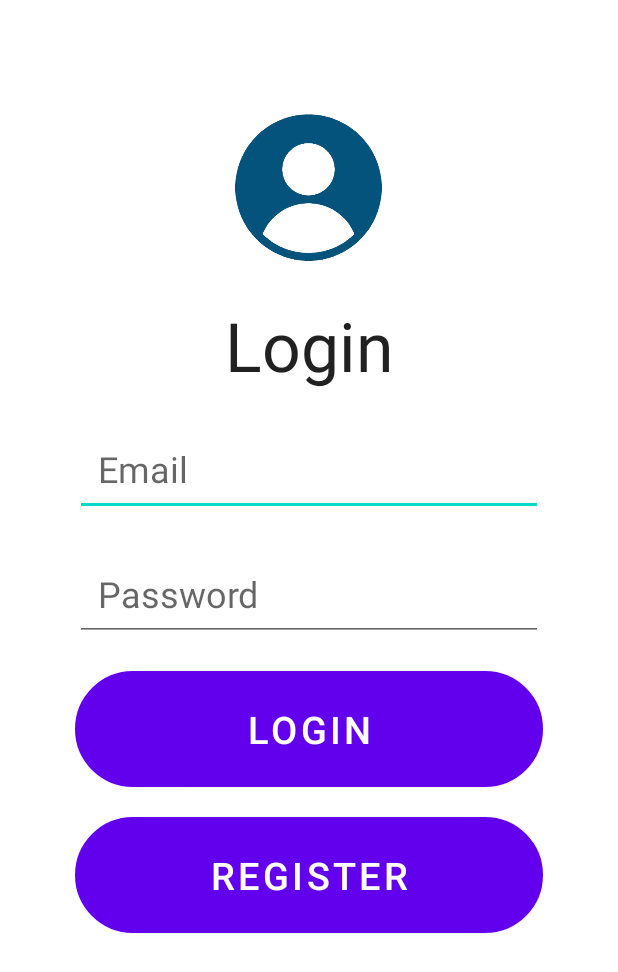
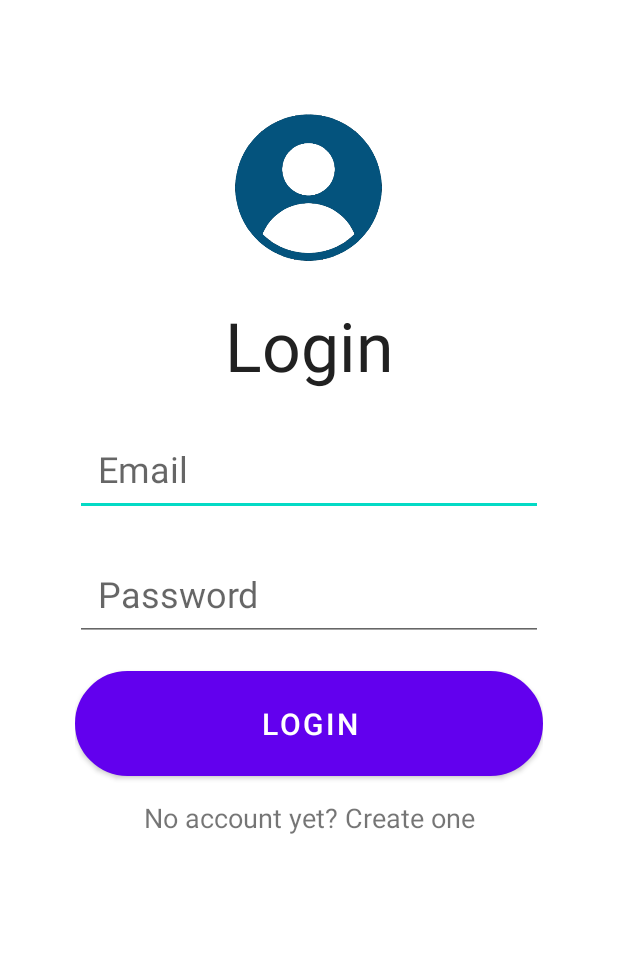
Before and after one commit to Cyber-Labs9/Krishna_Aqua, an Android app: the screen it shows after launch (Login), on a phone screen of 412 x 824 dp. Shown: the top 972 px of the screen. Run offline under Robolectric (Android 15) with nearby library versions, the light colour scheme and no system bars; 3 statements that could not run were skipped.

Commit message:
Krishna Aqua

```diff
--- a/app/src/main/java/com/ka/krishnaaqua/MainActivity.java
+++ b/app/src/main/java/com/ka/krishnaaqua/MainActivity.java
@@ -7,25 +7,23 @@ import android.os.Bundle;
 import android.os.Handler;
 import android.view.WindowManager;
 
-import com.ka.krishnaaqua.databinding.ActivityMainBinding;
+import com.ka.krishnaaqua.auth.Login;
 
 public class MainActivity extends AppCompatActivity {
 
     public static int Splash_Screen_Timeout = 4000;
 
+    @SuppressWarnings("deprecation")
     @Override
     protected void onCreate(Bundle savedInstanceState) {
         super.onCreate(savedInstanceState);
         getWindow().setFlags(WindowManager.LayoutParams.FLAG_FULLSCREEN,WindowManager.LayoutParams.FLAG_FULLSCREEN);
         setContentView(R.layout.activity_main);
 
-       new Handler().postDelayed(new Runnable() {
-           @Override
-           public void run() {
-               Intent log = new Intent(MainActivity.this,Login.class);
-               startActivity(log);
-               finish();
-           }
+       new Handler().postDelayed(() -> {
+           Intent log = new Intent(MainActivity.this, Login.class);
+           startActivity(log);
+           finish();
        },Splash_Screen_Timeout);
 
 
--- /dev/null
+++ b/app/src/main/java/com/ka/krishnaaqua/SessionManagement.java
@@ -0,0 +1,30 @@
+package com.ka.krishnaaqua;
+
+import android.content.Context;
+import android.content.SharedPreferences;
+
+public class SessionManagement {
+
+    SharedPreferences sharedPreferences;
+    SharedPreferences.Editor editor;
+    String SHARED_PREF_NAME = "session";
+    String SESSION_KEY = "session_user";
+
+    public SessionManagement(Context context){
+        sharedPreferences = context.getSharedPreferences(SHARED_PREF_NAME,Context.MODE_PRIVATE);
+        editor = sharedPreferences.edit();
+    }
+    public void saveSession(User user){
+//            Save the session of the user who logged in
+        int id = user.getId();
+
+        editor.putInt(SESSION_KEY,id).commit();
+    }
+
+    public int getSession(){
+//        return user whose session is saved
+
+        return sharedPreferences.getInt(SESSION_KEY,-1);
+    }
+
+}
--- a/app/src/main/java/com/ka/krishnaaqua/Login.java
+++ b/app/src/main/java/com/ka/krishnaaqua/auth/Login.java
@@ -1,8 +1,7 @@
-package com.ka.krishnaaqua;
+package com.ka.krishnaaqua.auth;
 
 import android.content.Context;
 import android.content.Intent;
-import android.content.SharedPreferences;
 import android.os.Bundle;
 import android.text.TextUtils;
 import android.util.Log;
@@ -10,6 +9,10 @@ import android.view.View;
 
 import androidx.appcompat.app.AppCompatActivity;
 
+import com.ka.krishnaaqua.SessionManagement;
+import com.ka.krishnaaqua.User;
+import com.ka.krishnaaqua.dashboard.Home;
+import com.ka.krishnaaqua.R;
 import com.ka.krishnaaqua.databinding.ActivityLoginBinding;
 import com.ka.krishnaaqua.network.Api;
 import com.ka.krishnaaqua.network.AppConfig;
@@ -61,6 +64,23 @@ public class Login extends AppCompatActivity {
 
     }
 
+    @Override
+    protected void onStart() {
+        super.onStart();
+//        Check if user logged in
+//        if yes then move to dashboard
+        SessionManagement sessionManagement = new SessionManagement(Login.this);
+        int UsedId = sessionManagement.getSession();
+
+        if (UsedId == -1){
+            MoveToActivity();
+        }else{
+//            Do Nothing
+        }
+
+
+    }
+
     private void doLogin(String email, String password) {
         Retrofit retrofit = AppConfig.getRetrofit();
         Api service = retrofit.create(Api.class);
@@ -76,9 +96,12 @@ public class Login extends AppCompatActivity {
 
                     if(!serverResponse.getError()){
                         Config.showToast(context,serverResponse.getMessage());
-                        Intent obj = new Intent(Login.this, Home.class);
-                        startActivity(obj);
-                        finish();
+//                        SessionGeneration
+                        User user = new User(1,email);
+                        SessionManagement sessionManagement = new SessionManagement(Login.this);
+                        sessionManagement.saveSession(user);
+                        MoveToActivity();
+
                     }
                     else {
                         Config.showToast(context,serverResponse.getMessage());
@@ -94,4 +117,10 @@ public class Login extends AppCompatActivity {
         });
 
     }
+
+    private void MoveToActivity() {
+        Intent obj = new Intent(Login.this, Home.class);
+        obj.setFlags(Intent.FLAG_ACTIVITY_CLEAR_TASK|Intent.FLAG_ACTIVITY_CLEAR_TOP);
+        startActivity(obj);
+    }
 }
--- a/app/src/main/java/com/ka/krishnaaqua/Register.java
+++ b/app/src/main/java/com/ka/krishnaaqua/auth/Register.java
@@ -1,4 +1,4 @@
-package com.ka.krishnaaqua;
+package com.ka.krishnaaqua.auth;
 
 import android.content.Context;
 import android.content.Intent;
@@ -8,6 +8,7 @@ import android.view.View;
 
 import androidx.appcompat.app.AppCompatActivity;
 
+import com.ka.krishnaaqua.R;
 import com.ka.krishnaaqua.databinding.ActivityRegisterBinding;
 import com.ka.krishnaaqua.network.Api;
 import com.ka.krishnaaqua.network.AppConfig;
@@ -62,7 +63,7 @@ public class Register extends AppCompatActivity {
         Retrofit retrofit = AppConfig.getRetrofit();
         Api service = retrofit.create(Api.class);
 
-        Call<ServerResponse> call = service.register(name, email, password, phone, address);
+        Call<ServerResponse> call = service.register(name, email, password, phone);
         call.enqueue(new Callback<ServerResponse>() {
             @Override
             public void onResponse(Call<ServerResponse> call, Response<ServerResponse> response) {
--- a/app/src/main/java/com/ka/krishnaaqua/network/Api.java
+++ b/app/src/main/java/com/ka/krishnaaqua/network/Api.java
@@ -14,7 +14,7 @@ public interface Api {
     @POST(my_url + "login")
     Call<ServerResponse> login(
             @Field("email") String mobile_no,
-            @Field("password") String password
+            @Field("pwd") String password
     );
 
     @FormUrlEncoded
@@ -22,9 +22,9 @@ public interface Api {
     Call<ServerResponse> register(
             @Field("name") String mName,
             @Field("email") String mEmail,
-            @Field("password") String mPwd,
-            @Field("phone") String mphone,
-            @Field("address") String maddress
+            @Field("pwd") String mPwd,
+            @Field("phone") String mphone
+//            @Field("address") String maddress
 
     );
 
--- a/app/src/main/java/com/ka/krishnaaqua/utils/Config.java
+++ b/app/src/main/java/com/ka/krishnaaqua/utils/Config.java
@@ -7,7 +7,7 @@ public class Config {
 
     public static int user_id = 1;
 
-    public static String url = "http://192.168.56.1/SampleApi/api/";
+    public static String url = "http://192.168.0.134/SampleApi/api/";
 
     public static void showToast(Context context, String msg) {
         Toast.makeText(context, msg, Toast.LENGTH_SHORT).show();
--- a/app/src/main/res/layout/activity_history.xml
+++ b/app/src/main/res/layout/activity_history.xml
@@ -4,7 +4,7 @@
     xmlns:tools="http://schemas.android.com/tools"
     android:layout_width="match_parent"
     android:layout_height="match_parent"
-    tools:context=".History"
+    tools:context=".dashboard.History"
     android:orientation="vertical"
     android:background="@color/white"
     tools:openDrawer="start"
--- a/app/src/main/res/layout/activity_login.xml
+++ b/app/src/main/res/layout/activity_login.xml
@@ -5,7 +5,7 @@
     xmlns:tools="http://schemas.android.com/tools"
     android:layout_width="match_parent"
     android:layout_height="match_parent"
-    tools:context=".Login">
+    tools:context=".auth.Login">
 
     <LinearLayout
         android:layout_width="match_parent"
@@ -55,19 +55,19 @@
             android:layout_height="wrap_content"
             android:layout_marginTop="20dp"
             android:padding="15dp"
-            android:textSize="25dp"
+            android:textSize="20dp"
             android:text="Login"
             android:background="@drawable/roundbtn"
             />
-        <Button
+        <TextView
             android:id="@+id/registerbtn"
             android:layout_width="match_parent"
             android:layout_height="wrap_content"
-            android:layout_marginTop="20dp"
-            android:padding="15dp"
-            android:textSize="25dp"
-            android:text="Register"
-            android:background="@drawable/roundbtn"
+            android:layout_marginTop="10dp"
+            android:gravity="center_horizontal"
+            android:padding="5dp"
+            android:textSize="18dp"
+            android:text="No account yet? Create one"
             />
 
 
--- a/app/src/main/res/layout/activity_order.xml
+++ b/app/src/main/res/layout/activity_order.xml
@@ -5,7 +5,7 @@
     xmlns:tools="http://schemas.android.com/tools"
     android:layout_width="match_parent"
     android:layout_height="match_parent"
-    tools:context=".Order"
+    tools:context=".dashboard.Order"
     android:orientation="vertical"
     android:background="@color/white"
     tools:openDrawer="start"
--- a/app/src/main/res/layout/activity_register.xml
+++ b/app/src/main/res/layout/activity_register.xml
@@ -4,7 +4,7 @@
     xmlns:tools="http://schemas.android.com/tools"
     android:layout_width="match_parent"
     android:layout_height="match_parent"
-    tools:context=".Register">
+    tools:context=".auth.Register">
 
     <LinearLayout
         android:layout_width="match_parent"
```
Also changed, not shown: app/src/main/AndroidManifest.xml (+5 -5 lines), app/src/main/java/com/ka/krishnaaqua/History.java (deleted, +0 -76 lines), app/src/main/java/com/ka/krishnaaqua/Home.java (deleted, +0 -150 lines), app/src/main/java/com/ka/krishnaaqua/Order.java (deleted, +0 -79 lines), app/src/main/java/com/ka/krishnaaqua/User.java (added, +28 -0 lines).
